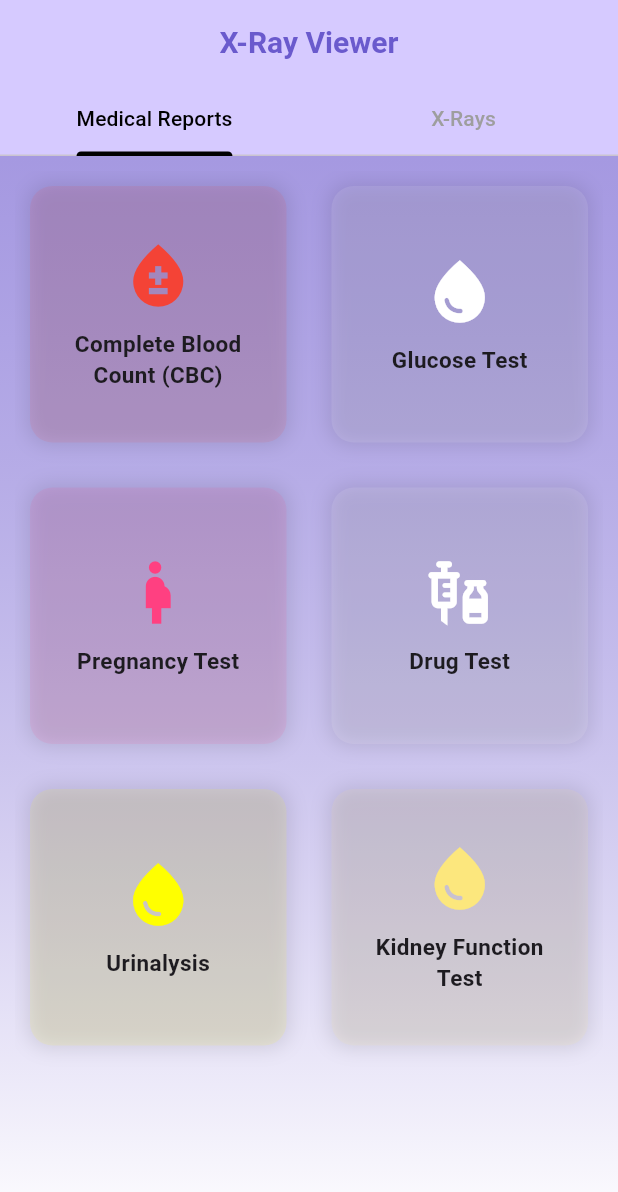
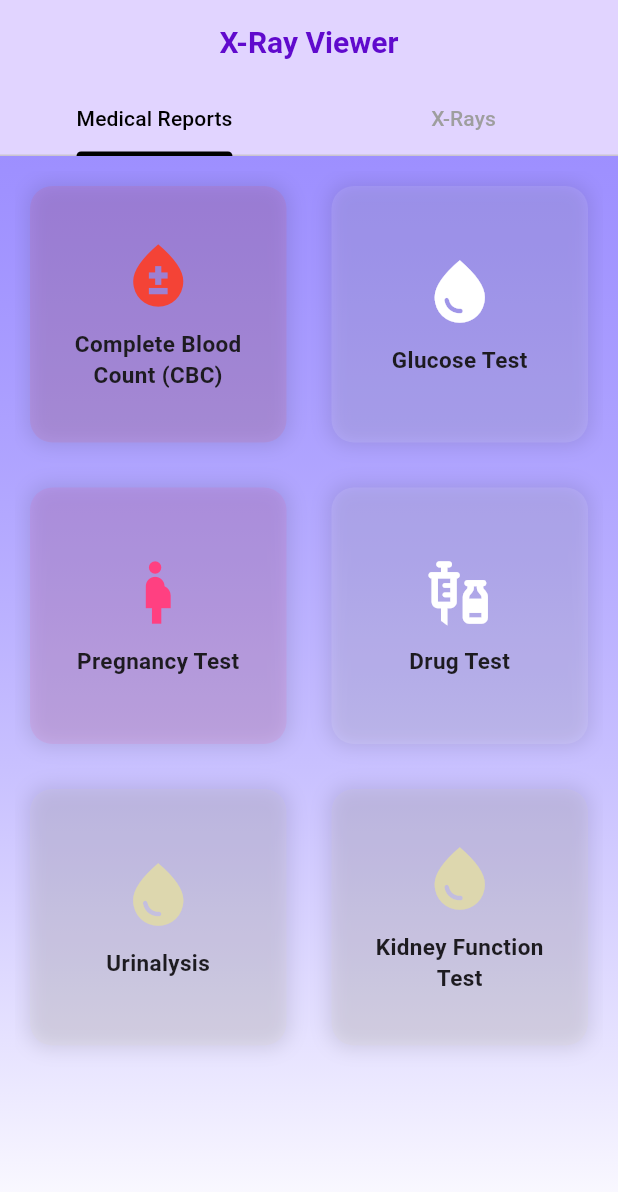
Before and after one commit to beroberoro/project, a Flutter app: the screen it shows after launch, on a phone screen of 412 x 824 dp. Shown: the top 1192 px of the screen. Run offline on Flutter 3.47's test engine with Material 3 defaults, Android fonts, the phone set to English and light mode, and no system bars.

Commit message:
Second version from the project.

```diff
--- a/lib/main.dart
+++ b/lib/main.dart
@@ -16,14 +16,14 @@ class MyApp extends StatelessWidget {
         child: Scaffold(
           appBar: AppBar(
             elevation: 0,
-            backgroundColor: const Color(0xFF7B61FF).withOpacity(0.3),
+            backgroundColor: const Color(0xA89D84FF).withOpacity(0.3),
             centerTitle: true,
             title: const Text(
               "X-Ray Viewer",
               style: TextStyle(
                 fontWeight: FontWeight.bold,
                 fontSize: 20,
-                color: Color(0xFF6A5ACD),
+                color: Color(0xFF600ACD),
               ),
             ),
             bottom: const TabBar(
@@ -42,7 +42,7 @@ class MyApp extends StatelessWidget {
                 begin: Alignment.topCenter,
                 end: Alignment.bottomCenter,
                 colors: [
-                  const Color(0xFF6A5ACD).withOpacity(0.6),
+                  const Color(0xFF5D4AFF).withOpacity(0.6),
                   Colors.white.withOpacity(0.9),
                 ],
               ),
@@ -60,8 +60,8 @@ class MyApp extends StatelessWidget {
                       buildCategoryCard(Icons.water_drop, "Glucose Test", Colors.white, context, MedicalTestPage(title: "Glucose Test")),
                       buildCategoryCard(Icons.pregnant_woman, "Pregnancy Test", Colors.pinkAccent, context, MedicalTestPage(title: "Pregnancy Test")),
                       buildCategoryCard(Icons.vaccines, "Drug Test", Colors.white, context, MedicalTestPage(title: "Drug Test")),
-                      buildCategoryCard(Icons.water_drop, "Urinalysis", Colors.yellowAccent , context, MedicalTestPage(title: "Urinalysis")),
-                      buildCategoryCard(Icons.water_drop, "Kidney Function Test", Color(0xFFFCE77D), context, MedicalTestPage(title: "Kidney Function Test")),
+                      buildCategoryCard(Icons.water_drop, "Urinalysis", Color(0xFFDDD7AE) , context, MedicalTestPage(title: "Urinalysis")),
+                      buildCategoryCard(Icons.water_drop, "Kidney Function Test", Color(0xFFDDD7AE), context, MedicalTestPage(title: "Kidney Function Test")),
                     ],
                   ),
                   GridView.count(
```
